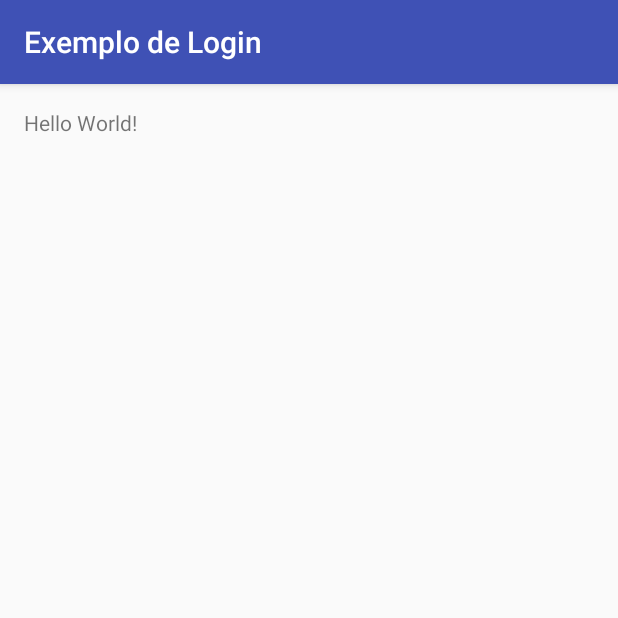
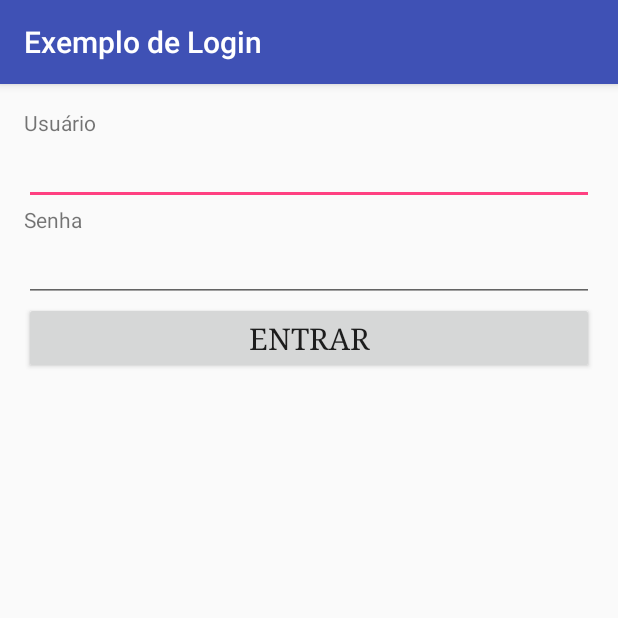
Before and after one commit to abriet/ExemploLogin, an Android app: the screen it shows after launch (LoginActivity), on a phone screen of 412 x 824 dp, the top half of it. Run offline under Robolectric (Android 15) with nearby library versions, the phone set to English and light mode, and no system bars.

Commit message:
O sistema de login foi desenvolvido e testado. (sem conexão com o banco de dados)

```diff
--- a/app/src/main/AndroidManifest.xml
+++ b/app/src/main/AndroidManifest.xml
@@ -15,6 +15,7 @@
                 <category android:name="android.intent.category.LAUNCHER" />
             </intent-filter>
         </activity>
+        <activity android:name=".MainActivity"></activity>
     </application>
 
 </manifest>
--- a/app/src/main/java/exemplologin/fiap/com/br/exemplodelogin/LoginActivity.java
+++ b/app/src/main/java/exemplologin/fiap/com/br/exemplodelogin/LoginActivity.java
@@ -1,13 +1,38 @@
 package exemplologin.fiap.com.br.exemplodelogin;
 
+import android.content.Intent;
 import android.support.v7.app.AppCompatActivity;
 import android.os.Bundle;
+import android.view.View;
+import android.widget.EditText;
+import android.widget.Toast;
 
 public class LoginActivity extends AppCompatActivity {
+
+
+    EditText edtNome;
+    EditText edtSenha;
 
     @Override
     protected void onCreate(Bundle savedInstanceState) {
         super.onCreate(savedInstanceState);
         setContentView(R.layout.activity_login);
+
+        edtNome = (EditText) findViewById(R.id.edtUsuario);
+        edtSenha = (EditText) findViewById(R.id.edtSenha);
+    }
+
+    public void logar(View v){
+        String user = edtNome.getText().toString();
+        String senha = edtSenha.getText().toString();
+
+        if(user.trim().isEmpty() || senha.trim().isEmpty()){
+            Toast.makeText(this, getString(R.string.login_campo_vazio), Toast.LENGTH_SHORT).show();
+        }else if(user.equals("FIAP") && senha.equals("FIAP123")){
+            Intent t = new Intent(this, MainActivity.class);
+            startActivity(t);
+        }else{
+            Toast.makeText(this, getString(R.string.login_erro), Toast.LENGTH_SHORT).show();
+        }
     }
 }
--- a/app/src/main/res/layout/activity_login.xml
+++ b/app/src/main/res/layout/activity_login.xml
@@ -1,5 +1,5 @@
 <?xml version="1.0" encoding="utf-8"?>
-<RelativeLayout xmlns:android="http://schemas.android.com/apk/res/android"
+<LinearLayout xmlns:android="http://schemas.android.com/apk/res/android" android:orientation="vertical"
     xmlns:tools="http://schemas.android.com/tools"
     android:id="@+id/activity_login"
     android:layout_width="match_parent"
@@ -13,5 +13,28 @@
     <TextView
         android:layout_width="wrap_content"
         android:layout_height="wrap_content"
-        android:text="Hello World!" />
-</RelativeLayout>
+        android:text="@string/usuario" />
+    <EditText
+        android:layout_width="match_parent"
+        android:layout_height="wrap_content"
+        android:id="@+id/edtUsuario"/>
+
+    <TextView
+        android:layout_width="wrap_content"
+        android:layout_height="wrap_content"
+        android:text="@string/senha" />
+    <EditText
+        android:layout_width="match_parent"
+        android:layout_height="wrap_content"
+        android:id="@+id/edtSenha"
+        android:inputType="textPassword"/>
+
+    <Button
+        android:layout_width="match_parent"
+        android:layout_height="wrap_content"
+        android:text="@string/btn_login"
+        android:id="@+id/btnLogin"
+        android:textSize="20sp"
+        android:typeface="serif"
+        android:onClick="logar"/>
+</LinearLayout>
--- /dev/null
+++ b/app/src/main/res/values/ids.xml
@@ -0,0 +1,4 @@
+<?xml version="1.0" encoding="utf-8"?>
+<resources>
+    <item name="login_erro" type="id">O usuáro e/ou senha informado está incorreta!</item>
+</resources>
--- a/app/src/main/res/values/strings.xml
+++ b/app/src/main/res/values/strings.xml
@@ -1,3 +1,9 @@
 <resources>
     <string name="app_name">Exemplo de Login</string>
+    <string name="usuario">Usuário</string>
+    <string name="senha">Senha</string>
+    <string name="btn_login">Entrar</string>
+    <string name="conectado">Você Esta Logado!</string>
+    <string name="login_erro">O usuáro e/ou senha informado está incorreta!</string>
+    <string name="login_campo_vazio">Os campos de Usuário e/ou Senha estão vazios!</string>
 </resources>
```
Also changed, not shown: app/src/main/java/exemplologin/fiap/com/br/exemplodelogin/MainActivity.java (added, +13 -0 lines), app/src/main/res/layout/activity_main.xml (added, +17 -0 lines), 2 other files.
